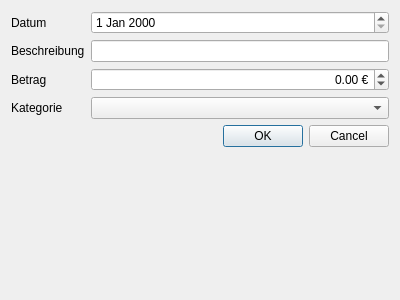
The window that AddAccountingEntryDialog.ui (Kaeseknacker/CSVConverter) describes before a commit, drawn with Qt 5.
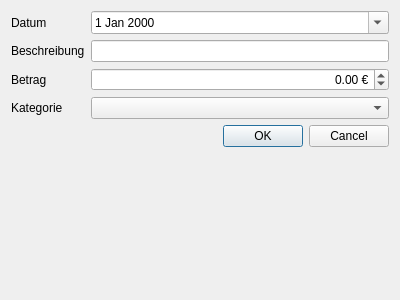
The same window after the commit.

```diff
--- a/AddAccountingEntryDialog.ui
+++ b/AddAccountingEntryDialog.ui
@@ -32,7 +32,11 @@
     </widget>
    </item>
    <item row="1" column="1">
-    <widget class="QDateEdit" name="dateEdit_accountingDate"/>
+    <widget class="QDateEdit" name="dateEdit_accountingDate">
+     <property name="calendarPopup">
+      <bool>true</bool>
+     </property>
+    </widget>
    </item>
    <item row="2" column="1">
     <widget class="QLineEdit" name="lineEdit_description"/>
```
